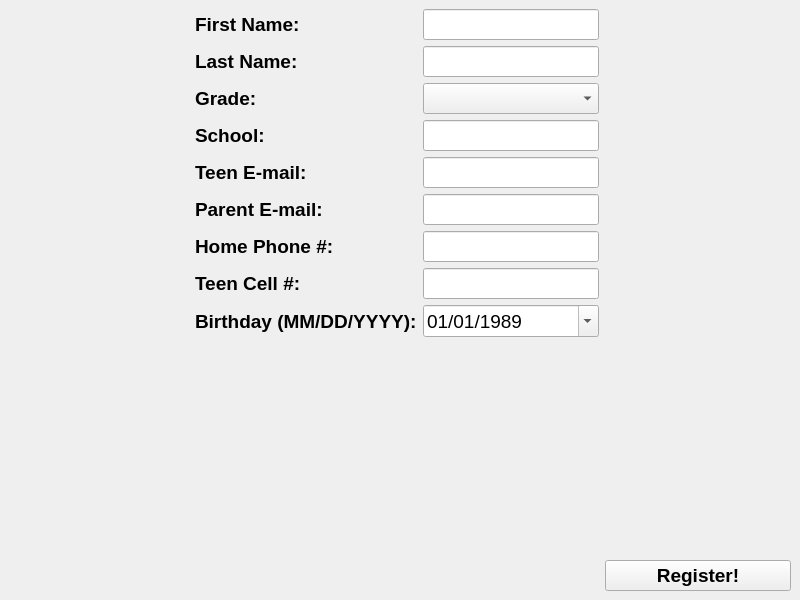
This is RegistrationForm.ui in nathanbw/LifeTeen-Registration-Form as Qt 5 draws it before an edit. The edited form follows.
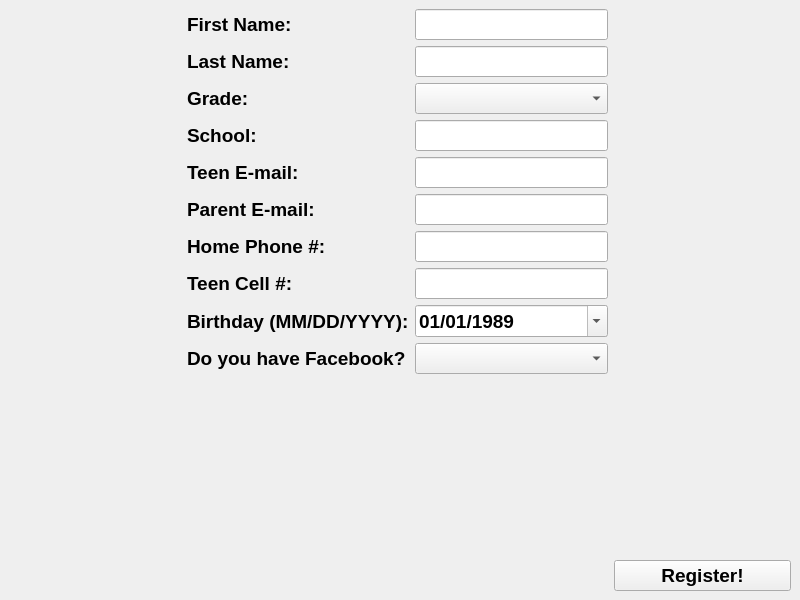
This is the edited form.

Commit message: Added Facebook field

Patch:
```diff
--- a/RegistrationForm.ui
+++ b/RegistrationForm.ui
@@ -16,6 +16,12 @@
     <verstretch>0</verstretch>
    </sizepolicy>
   </property>
+  <property name="font">
+   <font>
+    <weight>75</weight>
+    <bold>true</bold>
+   </font>
+  </property>
   <property name="windowTitle">
    <string>LifeTeen Registration</string>
   </property>
@@ -276,8 +282,8 @@
          <minute>0</minute>
          <second>0</second>
          <year>1989</year>
-         <month>01</month>
-         <day>01</day>
+         <month>1</month>
+         <day>1</day>
         </datetime>
        </property>
        <property name="maximumDate">
@@ -290,8 +296,8 @@
        <property name="minimumDate">
         <date>
          <year>1989</year>
-         <month>01</month>
-         <day>01</day>
+         <month>1</month>
+         <day>1</day>
         </date>
        </property>
        <property name="displayFormat">
@@ -302,6 +308,27 @@
        </property>
       </widget>
      </item>
+     <item row="9" column="1">
+      <widget class="QComboBox" name="doyouhaveFacebookComboBox">
+       <property name="font">
+        <font>
+         <pointsize>14</pointsize>
+        </font>
+       </property>
+      </widget>
+     </item>
+     <item row="9" column="0">
+      <widget class="QLabel" name="doyouhaveFacebookLabel">
+       <property name="font">
+        <font>
+         <pointsize>14</pointsize>
+        </font>
+       </property>
+       <property name="text">
+        <string>Do you have Facebook?</string>
+       </property>
+      </widget>
+     </item>
     </layout>
    </item>
    <item row="0" column="0">
```
The commit also changes 1 other file.
